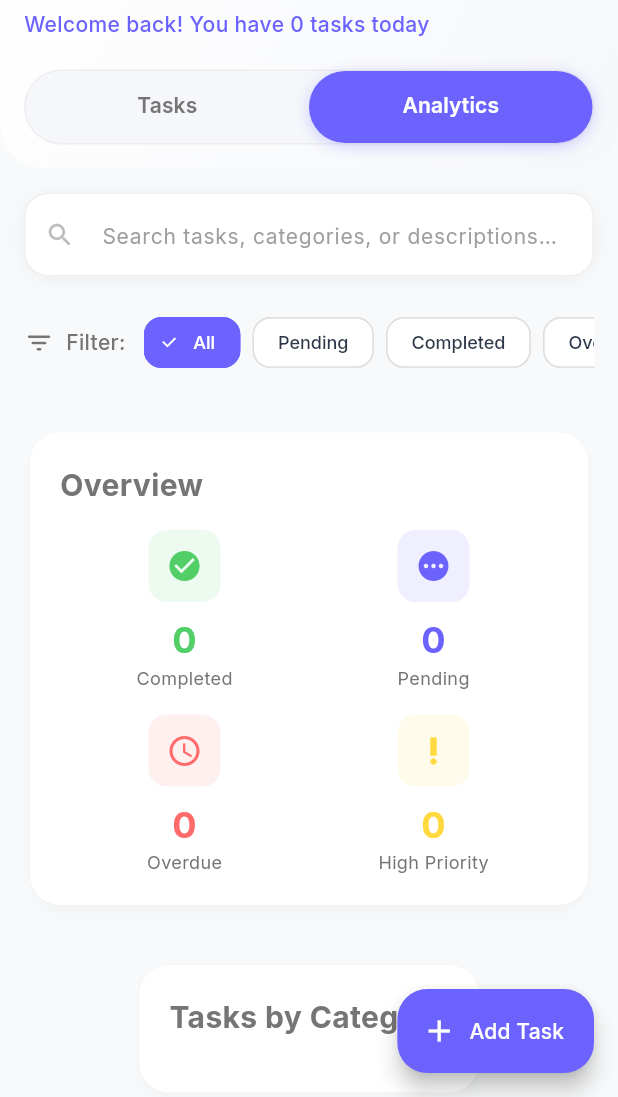
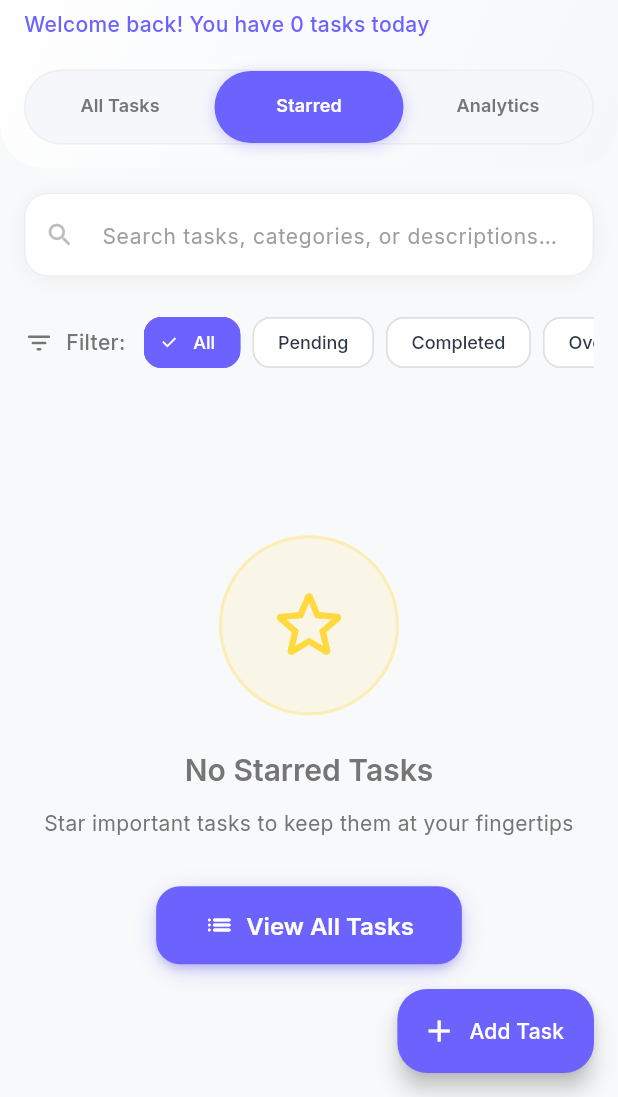
Before and after one commit to SivaJegadeesh/to-do-app, a Flutter app: the screen it shows after launch, tab 2 chosen, on a phone screen of 412 x 824 dp, the part 139-1236 px from its top. Run offline on Flutter 3.47's test engine with Material 3 defaults, Android fonts, the phone set to English and light mode, and no system bars; our stand-ins replace google_fonts, hive, hive_flutter; accounts and stored records are empty.

Commit message:
Star Feature Added

```diff
--- a/lib/models/task.dart
+++ b/lib/models/task.dart
@@ -31,6 +31,9 @@ class Task extends HiveObject {
   @HiveField(8)
   String? passwordHash;
 
+  @HiveField(9)
+  bool isStarred;
+
   Task({
     required this.title,
     this.isCompleted = false,
@@ -41,5 +44,6 @@ class Task extends HiveObject {
     this.description,
     this.isSecure = false,
     this.passwordHash,
+    this.isStarred = false,
   }) : createdAt = createdAt ?? DateTime.now();
 }
--- a/lib/screens/home_screen.dart
+++ b/lib/screens/home_screen.dart
@@ -25,7 +25,7 @@ class _HomeScreenState extends State<HomeScreen> with TickerProviderStateMixin {
   @override
   void initState() {
     super.initState();
-    _tabController = TabController(length: 2, vsync: this);
+    _tabController = TabController(length: 3, vsync: this);
   }
 
   @override
@@ -42,6 +42,7 @@ class _HomeScreenState extends State<HomeScreen> with TickerProviderStateMixin {
                 controller: _tabController,
                 children: [
                   _buildTasksList(),
+                  _buildStarredTasks(),
                   _buildStatsView(),
                 ],
               ),
@@ -153,7 +154,7 @@ class _HomeScreenState extends State<HomeScreen> with TickerProviderStateMixin {
 
   Widget _buildTabSection() {
     return Container(
-      width: AppTheme.isMobile(context) ? double.infinity : 200,
+      width: AppTheme.isMobile(context) ? double.infinity : 280,
       height: 50,
       decoration: BoxDecoration(
         color: AppTheme.lightGrey,
@@ -178,11 +179,12 @@ class _HomeScreenState extends State<HomeScreen> with TickerProviderStateMixin {
         unselectedLabelColor: Colors.grey.shade600,
         dividerColor: Colors.transparent,
         labelStyle: const TextStyle(
-          fontSize: 14,
+          fontSize: 12,
           fontWeight: FontWeight.w600,
         ),
         tabs: const [
-          Tab(text: 'Tasks'),
+          Tab(text: 'All Tasks'),
+          Tab(text: 'Starred'),
           Tab(text: 'Analytics'),
         ],
       ),
@@ -355,6 +357,120 @@ class _HomeScreenState extends State<HomeScreen> with TickerProviderStateMixin {
           },
         );
       },
+    );
+  }
+
+  Widget _buildStarredTasks() {
+    return ValueListenableBuilder(
+      valueListenable: Boxes.getTasks().listenable(),
+      builder: (context, Box<Task> box, _) {
+        final allTasks = box.values.toList().cast<Task>();
+        final starredTasks = allTasks.where((task) => task.isStarred).toList();
+
+        // Sort starred tasks by priority and due date
+        starredTasks.sort((a, b) {
+          if (a.isCompleted != b.isCompleted) {
+            return a.isCompleted ? 1 : -1;
+          }
+          if (a.priority != b.priority) {
+            return b.priority.compareTo(a.priority);
+          }
+          if (a.dueDate != null && b.dueDate != null) {
+            return a.dueDate!.compareTo(b.dueDate!);
+          }
+          return a.createdAt.compareTo(b.createdAt);
+        });
+
+        if (starredTasks.isEmpty) {
+          return _buildStarredEmptyState();
+        }
+
+        return ListView.builder(
+          padding: EdgeInsets.fromLTRB(
+            AppTheme.getResponsivePadding(context),
+            16,
+            AppTheme.getResponsivePadding(context),
+            100,
+          ),
+          itemCount: starredTasks.length,
+          itemBuilder: (context, index) {
+            return TaskTile(
+              task: starredTasks[index],
+              onTap: () => _showTaskDetails(starredTasks[index]),
+            );
+          },
+        );
+      },
+    );
+  }
+
+  Widget _buildStarredEmptyState() {
+    return Center(
+      child: Padding(
+        padding: EdgeInsets.all(AppTheme.getResponsivePadding(context)),
+        child: Column(
+          mainAxisAlignment: MainAxisAlignment.center,
+          children: [
+            Container(
+              width: 120,
+              height: 120,
+              decoration: BoxDecoration(
+                color: AppTheme.warningColor.withOpacity(0.1),
+                borderRadius: BorderRadius.circular(60),
+                border: Border.all(
+                  color: AppTheme.warningColor.withOpacity(0.3),
+                  width: 2,
+                ),
+              ),
+              child: const Icon(
+                Icons.star_outline_rounded,
+                size: 60,
+                color: AppTheme.warningColor,
+              ),
+            ),
+            const SizedBox(height: 24),
+            Text(
+              'No Starred Tasks',
+              style: Theme.of(context).textTheme.headlineMedium?.copyWith(
+                color: Colors.grey.shade600,
+              ),
+              textAlign: TextAlign.center,
+            ),
+            const SizedBox(height: 12),
+            Text(
+              'Star important tasks to keep them at your fingertips',
+              style: Theme.of(context).textTheme.bodyMedium,
+              textAlign: TextAlign.center,
+            ),
+            const SizedBox(height: 32),
+            Container(
+              decoration: BoxDecoration(
+                borderRadius: BorderRadius.circular(20),
+                boxShadow: [
+                  BoxShadow(
+                    color: AppTheme.primaryColor.withOpacity(0.3),
+                    blurRadius: 12,
+                    offset: const Offset(0, 4),
+                  ),
+                ],
+              ),
+              child: ElevatedButton.icon(
+                onPressed: () {
+                  _tabController.animateTo(0); // Go to All Tasks tab
+                },
+                icon: const Icon(Icons.list_rounded, size: 20),
+                label: const Text('View All Tasks'),
+                style: ElevatedButton.styleFrom(
+                  padding: const EdgeInsets.symmetric(
+                    horizontal: 32,
+                    vertical: 16,
+                  ),
+                ),
+              ),
+            ),
+          ],
+        ),
+      ),
     );
   }
 
```
Also changed, not shown: lib/widgets/add_task_dialog.dart (+26 -0 lines), lib/widgets/task_tile.dart (+85 -59 lines), lib/models/task.g.dart.
